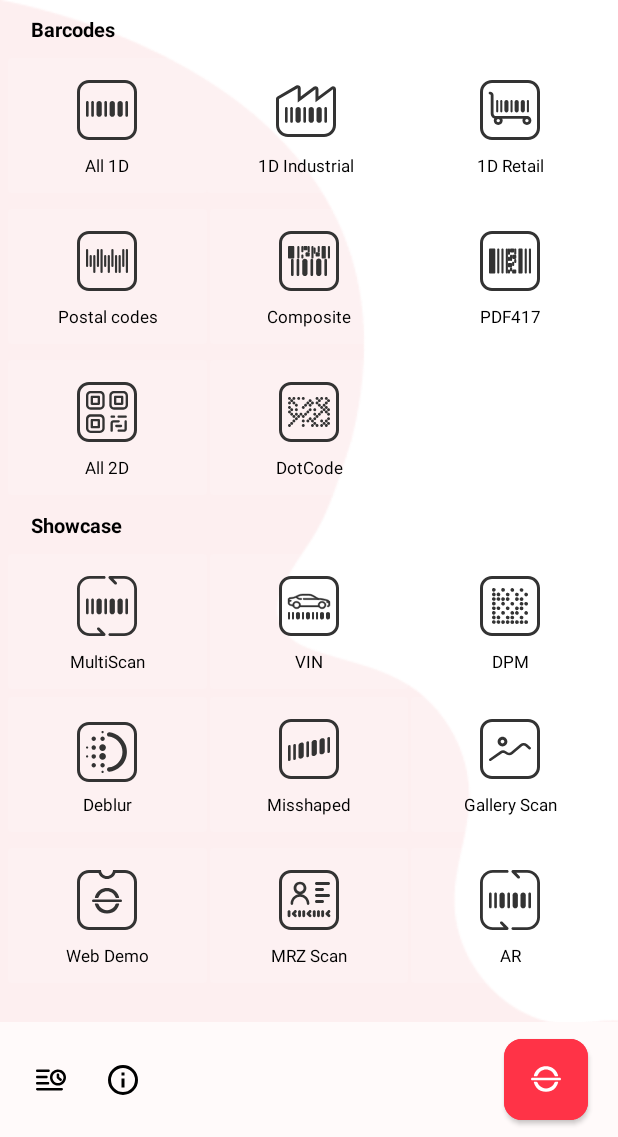
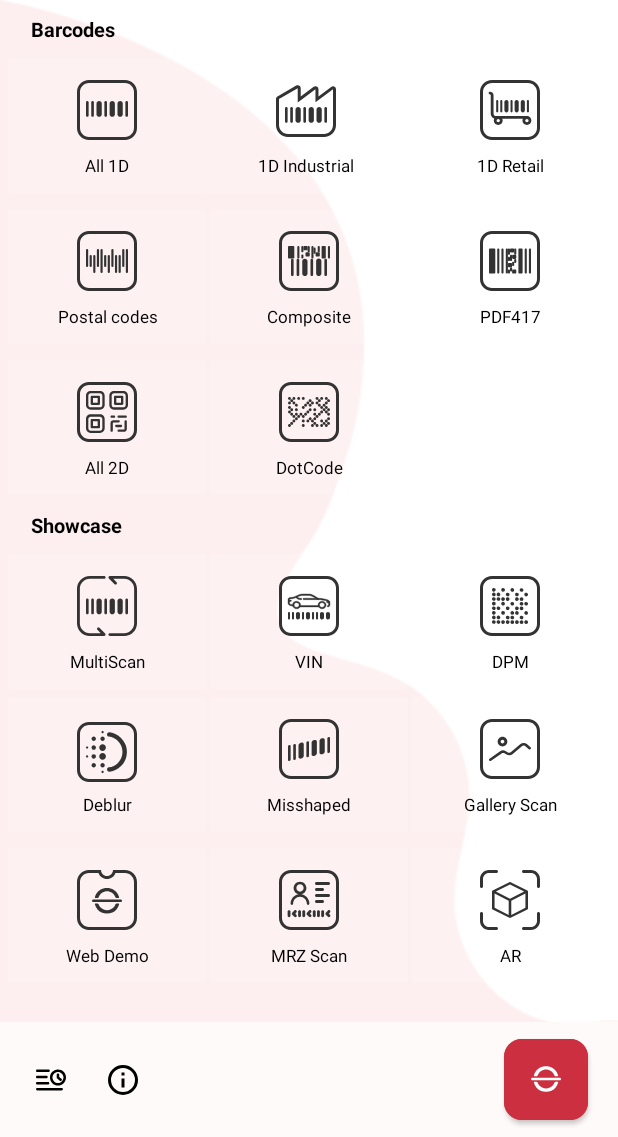
Before and after one commit to barKoderSDK/demo-barkoder-android, an Android app: the screen it shows after launch (MainActivity), on a phone screen of 412 x 824 dp, the part 99-1236 px from its top. Run offline under Robolectric (Android 15) with nearby library versions, the phone set to English and light mode, and no system bars; our stand-ins replace Room's generated code, paging; 7 statements that could not run were skipped.

Commit message:
fixed bugs
fixed bugs

```diff
--- a/BKDDemo/app/src/main/java/com/barkoder/demoscanner/fragments/ResultBottomDialogFragment.kt
+++ b/BKDDemo/app/src/main/java/com/barkoder/demoscanner/fragments/ResultBottomDialogFragment.kt
@@ -308,6 +308,7 @@ class ResultBottomDialogFragment : BottomSheetDialogFragment(), SessionScanAdapt
         sharedPreferences = requireContext().getSharedPreferences("MyPrefs", Context.MODE_PRIVATE)
         var lastResultsOnFrame = sharedPreferences.getInt("lastResultsOnFrame", 0)
         var galleryScanMode = sharedPreferences.getBoolean("galleryScan", false)
+        var arMode = sharedPreferences.getBoolean("arMode", false)
            val numResult = arguments?.getString("numResult")
            val typeResult = arguments?.getString("typeResult")
         val resultsSize = arguments?.getString("resultsSize")
@@ -423,7 +424,7 @@ class ResultBottomDialogFragment : BottomSheetDialogFragment(), SessionScanAdapt
 
 
         if(resultsSize != null) {
-            if(galleryScanMode) {
+            if(galleryScanMode || arMode) {
                 if(lastResultsOnFrame == 1) binding.resultsSize.text = lastResultsOnFrame.toString() + " result found" else binding.resultsSize.text = lastResultsOnFrame.toString() + " results found"
             } else {
                 if(lastResultsOnFrame == 1) binding.resultsSize.text = lastResultsOnFrame.toString() + " result found (${resultsSize} total)" else binding.resultsSize.text = lastResultsOnFrame.toString() + " results found (${resultsSize} total)"
--- /dev/null
+++ b/BKDDemo/app/src/main/res/drawable/ico_ar.xml
@@ -0,0 +1,29 @@
+<vector xmlns:android="http://schemas.android.com/apk/res/android"
+    android:width="48dp"
+    android:height="48dp"
+    android:viewportWidth="24"
+    android:viewportHeight="24">
+  <group>
+    <clip-path
+        android:pathData="M0,0h24v24h-24z"/>
+    <group>
+      <clip-path
+          android:pathData="M0,0h24v24h-24z"/>
+      <path
+          android:pathData="M16,2.5C16,2.224 16.224,2 16.5,2H19C20.657,2 22,3.343 22,5V7.5C22,7.776 21.776,8 21.5,8C21.224,8 21,7.776 21,7.5V5C21,3.895 20.105,3 19,3H16.5C16.224,3 16,2.776 16,2.5Z"
+          android:fillColor="#333333"/>
+      <path
+          android:pathData="M8,2.5C8,2.224 7.776,2 7.5,2H5C3.343,2 2,3.343 2,5V7.5C2,7.776 2.224,8 2.5,8C2.776,8 3,7.776 3,7.5V5C3,3.895 3.895,3 5,3H7.5C7.776,3 8,2.776 8,2.5Z"
+          android:fillColor="#333333"/>
+      <path
+          android:pathData="M16,21.5C16,21.776 16.224,22 16.5,22H19C20.657,22 22,20.657 22,19V16.5C22,16.224 21.776,16 21.5,16C21.224,16 21,16.224 21,16.5V19C21,20.105 20.105,21 19,21H16.5C16.224,21 16,21.224 16,21.5Z"
+          android:fillColor="#333333"/>
+      <path
+          android:pathData="M8,21.5C8,21.776 7.776,22 7.5,22H5C3.343,22 2,20.657 2,19V16.5C2,16.224 2.224,16 2.5,16C2.776,16 3,16.224 3,16.5V19C3,20.105 3.895,21 5,21H7.5C7.776,21 8,21.224 8,21.5Z"
+          android:fillColor="#333333"/>
+      <path
+          android:pathData="M18,14.813V9.188C18,9.122 17.98,9.057 17.943,9C17.905,8.943 17.851,8.896 17.786,8.863L12.212,6.05C12.147,6.017 12.073,6 11.998,6C11.923,6 11.849,6.017 11.783,6.05L6.214,8.863C6.149,8.896 6.095,8.943 6.057,9C6.02,9.057 6,9.122 6,9.188V14.813C6,14.878 6.02,14.943 6.057,15C6.095,15.057 6.149,15.104 6.214,15.137L11.788,17.95C11.853,17.983 11.927,18 12.002,18C12.077,18 12.151,17.983 12.217,17.95L17.79,15.137C17.854,15.104 17.908,15.056 17.944,14.999C17.981,14.942 18,14.878 18,14.813ZM11.998,6.808L16.714,9.188L11.998,11.567L7.286,9.188L11.998,6.808ZM6.857,9.837L11.569,12.217V16.976L6.857,14.596V9.837ZM12.427,16.976V12.217L17.142,9.837V14.596L12.427,16.976Z"
+          android:fillColor="#333333"/>
+    </group>
+  </group>
+</vector>
--- a/BKDDemo/app/src/main/res/layout/activity_main.xml
+++ b/BKDDemo/app/src/main/res/layout/activity_main.xml
@@ -592,7 +592,7 @@
                                     <TextView
                                         style="@style/BarcodesTemplateTitle"
                                         android:text="@string/title_ar_mode"
-                                        app:drawableTopCompat="@drawable/ico_multi" />
+                                        app:drawableTopCompat="@drawable/ico_ar" />
 
                                 </androidx.cardview.widget.CardView>
 
--- a/BKDDemo/app/src/main/res/values/config.xml
+++ b/BKDDemo/app/src/main/res/values/config.xml
@@ -1,8 +1,8 @@
 <?xml version="1.0" encoding="utf-8"?>
 <resources>
 
-    <color name="brand_color">#FF3347</color>
-    <color name="accent_color">#FF3347</color>
+    <color name="brand_color">#CC3040</color>
+    <color name="accent_color">#CC3040</color>
 
     <string name="howToUseLink">https://docs.barkoder.com/en/how-to/demo-app-barKoder</string>
     <string name="learnMoreLink">https://barkoder.com</string>
--- a/BKDDemo/app/src/main/res/values/preferences_settings_keys.xml
+++ b/BKDDemo/app/src/main/res/values/preferences_settings_keys.xml
@@ -108,6 +108,7 @@
     <string name="key_gallery_scan_settings">pref_key_gallery_scan_settings</string>
     <string name="key_composite_settings">pref_key_composite_settings</string>
     <string name="key_postal_settings">pref_key_postal_settings</string>
+    <string name="key_arMode_settings">pref_key_arMode_settings</string>
 
     <string name="key_length">_length</string>
     <string name="key_min_length">_min_length</string>
--- a/BKDDemo/app/src/main/res/values/strings.xml
+++ b/BKDDemo/app/src/main/res/values/strings.xml
@@ -154,6 +154,7 @@ You can test the barKoder Barcode Scanner SDK at your convenience by signing up
     <string name="gallery_scan_settings_title">Gallery Scan</string>
     <string name="composite_mode_title">Composite</string>
     <string name="postal_mode_title">Postal codes</string>
+    <string name="ar_mode_title">AR</string>
 
     <string name="scan_from_image_title">Gallery scan</string>
 
```
Also changed, not shown: BKDDemo/app/src/main/java/com/barkoder/demoscanner/ScannerActivity.kt (+45 -36 lines), BKDDemo/app/src/main/java/com/barkoder/demoscanner/SettingsActivity.kt (+18 -3 lines), BKDDemo/app/src/main/java/com/barkoder/demoscanner/fragments/SettingsFragment.kt (+99 -119 lines), BKDDemo/app/src/main/res/xml/preferences_settings.xml (+8 -0 lines).
